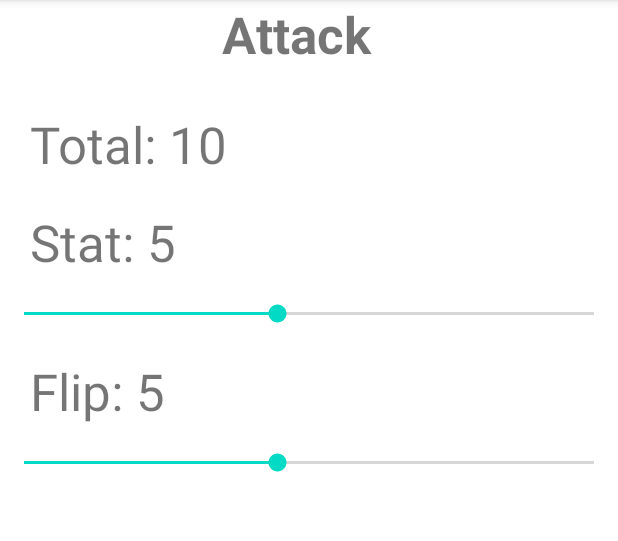
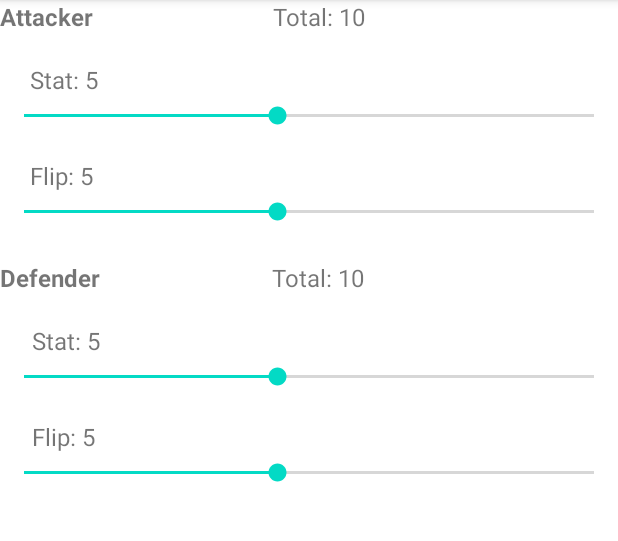
Before and after one commit to xchagger/MalifauxMath, an Android app: the screen it shows after launch (MainActivity), on a phone screen of 412 x 824 dp, the part 84-625 px from its top. Run offline under Robolectric (Android 15) with nearby library versions, the light colour scheme and no system bars; 4 statements that could not run were skipped.

Commit message:
alignment ok

```diff
--- a/app/src/main/java/com/xchagger/malifaux/malifauxmath/MainActivity.java
+++ b/app/src/main/java/com/xchagger/malifaux/malifauxmath/MainActivity.java
@@ -7,8 +7,8 @@ import android.widget.TextView;
 import androidx.appcompat.app.AppCompatActivity;
 
 import com.xchagger.malifaux.malifauxmath.domain.Values;
-import com.xchagger.malifaux.malifauxmath.listener.handler.AttackFlipChangedHandler;
-import com.xchagger.malifaux.malifauxmath.listener.handler.AttackStatChangedHandler;
+import com.xchagger.malifaux.malifauxmath.listener.FlipChangedListener;
+import com.xchagger.malifaux.malifauxmath.listener.StatChangedListener;
 
 public class MainActivity extends AppCompatActivity {
 
@@ -20,7 +20,7 @@ public class MainActivity extends AppCompatActivity {
         super.onCreate(savedInstanceState);
         setContentView(R.layout.activity_main);
         initAttacker();
-
+        initDefender();
     }
 
     private void initAttacker() {
@@ -36,14 +36,39 @@ public class MainActivity extends AppCompatActivity {
         attackerTotal.setText(values.getAttackerTotal());
 
         // sliders
-        attackerStatSeekBar.setOnSeekBarChangeListener(AttackStatChangedHandler.builder()
-                .attackerStatText(attackerStatText)
-                .attackerTotal(attackerTotal)
+        attackerStatSeekBar.setOnSeekBarChangeListener(StatChangedListener.builder()
+                .statText(attackerStatText)
+                .total(attackerTotal)
                 .values(values)
                 .build());
-        attackerFlipSeekBar.setOnSeekBarChangeListener(AttackFlipChangedHandler.builder()
-                .attackerFlipText(attackerFlipText)
-                .attackerTotal(attackerTotal)
+        attackerFlipSeekBar.setOnSeekBarChangeListener(FlipChangedListener.builder()
+                .flipText(attackerFlipText)
+                .total(attackerTotal)
+                .values(values)
+                .build());
+    }
+
+    private void initDefender() {
+        TextView DefenderTotal = findViewById(R.id.textDefenderTotal);
+        TextView DefenderStatText = findViewById(R.id.textDefenderStat);
+        SeekBar DefenderStatSeekBar = findViewById(R.id.seekBarDefenderStat);
+        TextView DefenderFlipText = findViewById(R.id.textDefenderFlip);
+        SeekBar DefenderFlipSeekBar = findViewById(R.id.seekBarDefenderFlip);
+
+        // set defaults:
+        DefenderStatText.setText(values.getDefenderStat());
+        DefenderFlipText.setText(values.getDefenderFlip());
+        DefenderTotal.setText(values.getDefenderTotal());
+
+        // sliders
+        DefenderStatSeekBar.setOnSeekBarChangeListener(StatChangedListener.builder()
+                .statText(DefenderStatText)
+                .total(DefenderTotal)
+                .values(values)
+                .build());
+        DefenderFlipSeekBar.setOnSeekBarChangeListener(FlipChangedListener.builder()
+                .flipText(DefenderFlipText)
+                .total(DefenderTotal)
                 .values(values)
                 .build());
     }
--- a/app/src/main/java/com/xchagger/malifaux/malifauxmath/domain/Values.java
+++ b/app/src/main/java/com/xchagger/malifaux/malifauxmath/domain/Values.java
@@ -8,7 +8,6 @@ public class Values {
     private Integer attackerStat = 5;
     @Setter
     private Integer attackerFlip = 5;
-
 
     public String getAttackerTotal() {
         return "Total: " + (attackerStat + attackerFlip);
@@ -22,4 +21,22 @@ public class Values {
         return "Flip: " + attackerFlip;
     }
 
+
+    @Setter
+    private Integer defenderStat = 5;
+    @Setter
+    private Integer defenderFlip = 5;
+
+    public String getDefenderTotal() {
+        return "Total: " + (defenderStat + defenderFlip);
+    }
+
+    public String getDefenderStat() {
+        return "Stat: " + defenderStat;
+    }
+
+    public String getDefenderFlip() {
+        return "Flip: " + defenderFlip;
+    }
+
 }
--- /dev/null
+++ b/app/src/main/java/com/xchagger/malifaux/malifauxmath/listener/FlipChangedListener.java
@@ -0,0 +1,24 @@
+package com.xchagger.malifaux.malifauxmath.listener;
+
+import android.widget.SeekBar;
+import android.widget.TextView;
+
+import com.xchagger.malifaux.malifauxmath.domain.Values;
+
+import lombok.Builder;
+
+@Builder
+public class FlipChangedListener extends AbstractSeekBarListener {
+
+    private TextView flipText;
+    private TextView total;
+    private Values values;
+
+    @Override
+    public void onProgressChanged(SeekBar seekBar, int progress, boolean fromUser) {
+        this.values.setAttackerFlip(progress);
+        flipText.setText(values.getAttackerFlip());
+        total.setText(values.getAttackerTotal());
+    }
+
+}
--- /dev/null
+++ b/app/src/main/java/com/xchagger/malifaux/malifauxmath/listener/StatChangedListener.java
@@ -0,0 +1,24 @@
+package com.xchagger.malifaux.malifauxmath.listener;
+
+import android.widget.SeekBar;
+import android.widget.TextView;
+
+import com.xchagger.malifaux.malifauxmath.domain.Values;
+
+import lombok.Builder;
+
+@Builder
+public class StatChangedListener extends AbstractSeekBarListener {
+
+    private TextView statText;
+    private TextView total;
+    private Values values;
+
+    @Override
+    public void onProgressChanged(SeekBar seekBar, int progress, boolean fromUser) {
+        this.values.setAttackerStat(progress);
+        statText.setText(values.getAttackerStat());
+        total.setText(values.getAttackerTotal());
+    }
+
+}
--- a/app/src/main/java/com/xchagger/malifaux/malifauxmath/listener/handler/AttackFlipChangedHandler.java
+++ /dev/null
@@ -1,25 +0,0 @@
-package com.xchagger.malifaux.malifauxmath.listener.handler;
-
-import android.widget.SeekBar;
-import android.widget.TextView;
-
-import com.xchagger.malifaux.malifauxmath.domain.Values;
-import com.xchagger.malifaux.malifauxmath.listener.AbstractSeekBarListener;
-
-import lombok.Builder;
-
-@Builder
-public class AttackFlipChangedHandler extends AbstractSeekBarListener {
-
-    private TextView attackerFlipText;
-    private TextView attackerTotal;
-    private Values values;
-
-    @Override
-    public void onProgressChanged(SeekBar seekBar, int progress, boolean fromUser) {
-        this.values.setAttackerFlip(progress);
-        attackerFlipText.setText(values.getAttackerFlip());
-        attackerTotal.setText(values.getAttackerTotal());
-    }
-
-}
--- a/app/src/main/java/com/xchagger/malifaux/malifauxmath/listener/handler/AttackStatChangedHandler.java
+++ /dev/null
@@ -1,25 +0,0 @@
-package com.xchagger.malifaux.malifauxmath.listener.handler;
-
-import android.widget.SeekBar;
-import android.widget.TextView;
-
-import com.xchagger.malifaux.malifauxmath.domain.Values;
-import com.xchagger.malifaux.malifauxmath.listener.AbstractSeekBarListener;
-
-import lombok.Builder;
-
-@Builder
-public class AttackStatChangedHandler extends AbstractSeekBarListener {
-
-    private TextView attackerStatText;
-    private TextView attackerTotal;
-    private Values values;
-
-    @Override
-    public void onProgressChanged(SeekBar seekBar, int progress, boolean fromUser) {
-        this.values.setAttackerStat(progress);
-        attackerStatText.setText(values.getAttackerStat());
-        attackerTotal.setText(values.getAttackerTotal());
-    }
-
-}
--- a/app/src/main/res/layout/activity_main.xml
+++ b/app/src/main/res/layout/activity_main.xml
@@ -5,50 +5,49 @@
     android:layout_width="match_parent"
     android:layout_height="match_parent"
     tools:context=".MainActivity">
-
 	<TextView
 		android:id="@+id/textHeadingAttacker"
-		android:layout_width="116dp"
-		android:layout_height="53dp"
-		android:layout_marginTop="20dp"
+		android:layout_width="wrap_content"
+		android:layout_height="wrap_content"
 		android:text="Attacker"
-		android:textSize="34sp"
+		android:textSize="16sp"
 		android:textStyle="bold"
 		app:layout_constraintEnd_toEndOf="parent"
+		app:layout_constraintHorizontal_bias="0.0"
 		app:layout_constraintStart_toStartOf="parent"
-		app:layout_constraintTop_toBottomOf="@+id/editText" />
+		tools:layout_editor_absoluteY="0dp" />
+
 
 	<TextView
 		android:id="@+id/textAttackerTotal"
-        android:layout_margin="20dp"
 		android:layout_width="wrap_content"
 		android:layout_height="wrap_content"
+		android:layout_margin="20dp"
 		android:text="Total"
-        android:textSize="34sp"
+		android:textSize="16sp"
+		app:layout_constraintEnd_toEndOf="parent"
+		app:layout_constraintHorizontal_bias="0.401"
+		app:layout_constraintStart_toEndOf="@+id/textHeadingAttacker"
+		tools:layout_editor_absoluteY="0dp" />
+
+	<TextView
+		android:id="@+id/textAttackerStat"
+		android:layout_width="wrap_content"
+		android:layout_height="wrap_content"
+		android:layout_margin="20dp"
+		android:layout_marginTop="24dp"
+		android:text="Stat"
+		android:textSize="16sp"
 		app:layout_constraintEnd_toEndOf="parent"
 		app:layout_constraintHorizontal_bias="0.0"
 		app:layout_constraintStart_toStartOf="parent"
 		app:layout_constraintTop_toBottomOf="@+id/textHeadingAttacker" />
-		/>
-
-	<TextView
-        android:id="@+id/textAttackerStat"
-        android:layout_margin="20dp"
-        android:layout_width="wrap_content"
-        android:layout_height="wrap_content"
-		android:text="Stat"
-        android:textSize="34sp"
-		app:layout_constraintEnd_toEndOf="parent"
-        app:layout_constraintHorizontal_bias="0.0"
-        app:layout_constraintStart_toStartOf="parent"
-        app:layout_constraintTop_toBottomOf="@+id/textAttackerTotal" />
-		/>
 
 	<SeekBar
 		android:id="@+id/seekBarAttackerStat"
 		android:layout_width="match_parent"
 		android:layout_height="wrap_content"
-        android:layout_marginTop="16dp"
+		android:layout_marginTop="4dp"
 		android:max="10"
 		android:min="1"
 		android:progress="5"
@@ -57,25 +56,24 @@
 		app:layout_constraintStart_toStartOf="parent"
 		app:layout_constraintTop_toBottomOf="@+id/textAttackerStat" />
 
-
 	<TextView
 		android:id="@+id/textAttackerFlip"
 		android:layout_width="wrap_content"
 		android:layout_height="wrap_content"
 		android:layout_margin="20dp"
+		android:layout_marginTop="24dp"
 		android:text="Flip"
-        android:textSize="34sp"
+		android:textSize="16sp"
 		app:layout_constraintEnd_toEndOf="parent"
 		app:layout_constraintHorizontal_bias="0.0"
 		app:layout_constraintStart_toStartOf="parent"
 		app:layout_constraintTop_toBottomOf="@+id/seekBarAttackerStat" />
-		/>
 
 	<SeekBar
 		android:id="@+id/seekBarAttackerFlip"
 		android:layout_width="match_parent"
 		android:layout_height="wrap_content"
-        android:layout_marginTop="16dp"
+		android:layout_marginTop="4dp"
 		android:max="10"
 		android:min="1"
 		android:progress="5"
@@ -85,4 +83,79 @@
 		app:layout_constraintTop_toBottomOf="@+id/textAttackerFlip" />
 
 
+	<TextView
+		android:id="@+id/textHeadingDefender"
+		android:layout_width="wrap_content"
+		android:layout_height="wrap_content"
+		android:layout_marginTop="24dp"
+		android:text="Defender"
+		android:textSize="16sp"
+		android:textStyle="bold"
+		app:layout_constraintStart_toStartOf="parent"
+		app:layout_constraintTop_toBottomOf="@+id/seekBarAttackerFlip" />
+
+	<TextView
+		android:id="@+id/textDefenderStat"
+		android:layout_width="wrap_content"
+		android:layout_height="wrap_content"
+		android:layout_margin="20dp"
+		android:layout_marginTop="24dp"
+		android:text="Stat"
+		android:textSize="16sp"
+		app:layout_constraintEnd_toEndOf="parent"
+		app:layout_constraintHorizontal_bias="0.005"
+		app:layout_constraintStart_toStartOf="parent"
+		app:layout_constraintTop_toBottomOf="@+id/textHeadingDefender" />
+
+	<SeekBar
+		android:id="@+id/seekBarDefenderStat"
+		android:layout_width="match_parent"
+		android:layout_height="wrap_content"
+		android:layout_marginTop="4dp"
+		android:max="10"
+		android:min="1"
+		android:progress="5"
+		app:layout_constraintEnd_toEndOf="parent"
+		app:layout_constraintHorizontal_bias="0.0"
+		app:layout_constraintStart_toStartOf="parent"
+		app:layout_constraintTop_toBottomOf="@+id/textDefenderStat" />
+
+	<TextView
+		android:id="@+id/textDefenderFlip"
+		android:layout_width="wrap_content"
+		android:layout_height="wrap_content"
+		android:layout_margin="20dp"
+		android:layout_marginTop="24dp"
+		android:text="Flip"
+		android:textSize="16sp"
+		app:layout_constraintEnd_toEndOf="parent"
+		app:layout_constraintHorizontal_bias="0.005"
+		app:layout_constraintStart_toStartOf="parent"
+		app:layout_constraintTop_toBottomOf="@+id/seekBarDefenderStat" />
+
+	<SeekBar
+		android:id="@+id/seekBarDefenderFlip"
+		android:layout_width="match_parent"
+		android:layout_height="wrap_content"
+		android:layout_marginTop="4dp"
+		android:max="10"
+		android:min="1"
+		android:progress="5"
+		app:layout_constraintEnd_toEndOf="parent"
+		app:layout_constraintHorizontal_bias="1.0"
+		app:layout_constraintStart_toStartOf="parent"
+		app:layout_constraintTop_toBottomOf="@+id/textDefenderFlip" />
+
+	<TextView
+		android:id="@+id/textDefenderTotal"
+		android:layout_width="wrap_content"
+		android:layout_height="wrap_content"
+		android:layout_marginTop="24dp"
+		android:text="Total"
+		android:textSize="16sp"
+		app:layout_constraintEnd_toEndOf="parent"
+		app:layout_constraintHorizontal_bias="0.404"
+		app:layout_constraintStart_toEndOf="@+id/textHeadingDefender"
+		app:layout_constraintTop_toBottomOf="@+id/seekBarAttackerFlip" />
+
 </androidx.constraintlayout.widget.ConstraintLayout>
--- a/app/src/main/res/values/strings.xml
+++ b/app/src/main/res/values/strings.xml
@@ -1,5 +1,3 @@
 <resources>
     <string name="app_name">MalifauxMath</string>
-    <string name="edit_message">Enter a message</string>
-    <string name="button_send">Send</string>
 </resources>
```
Lines whose indentation alone changed are shown as unchanged.
